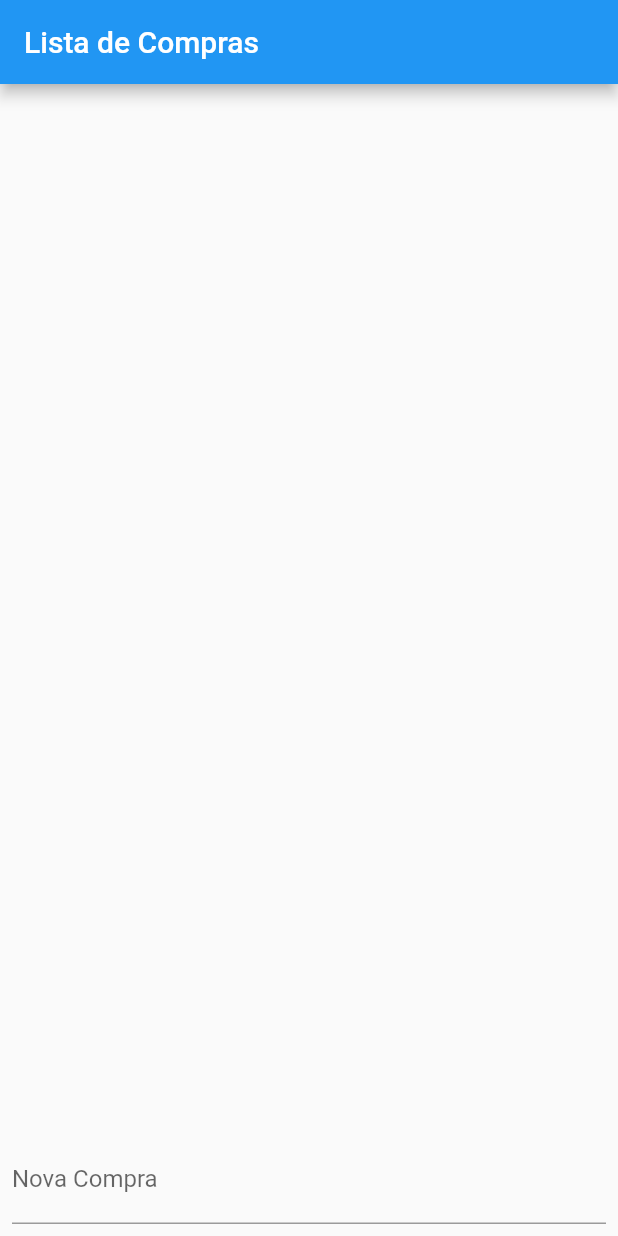
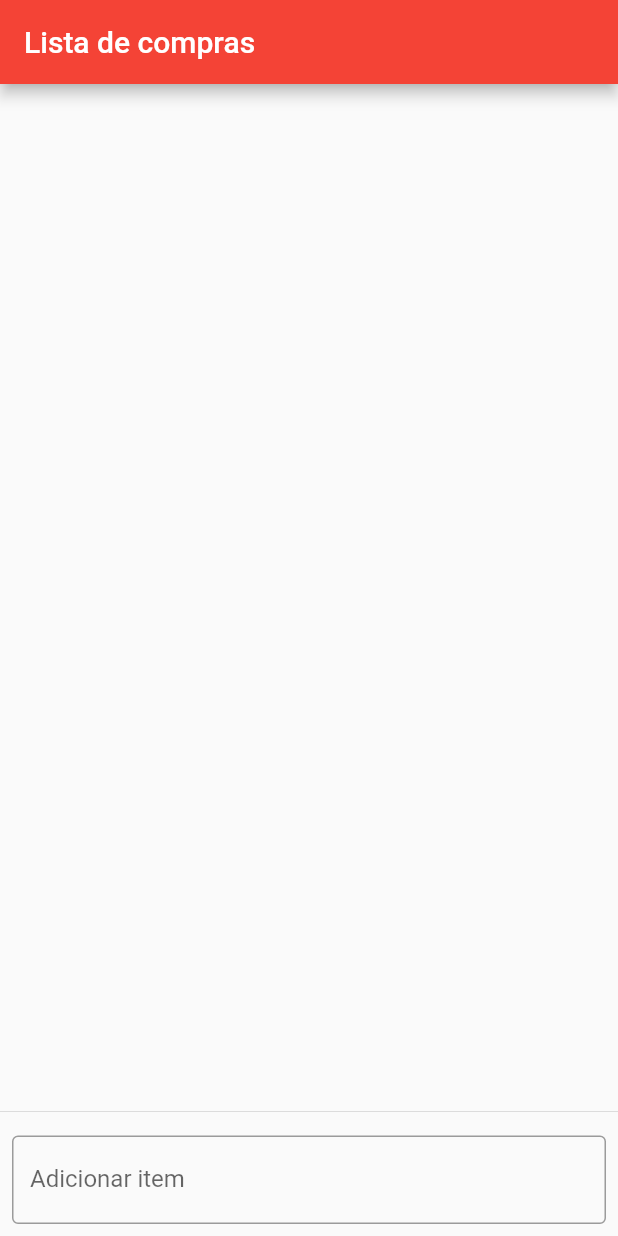
Before and after one commit to DeboraCrist/listadecompras, a Flutter app: the screen it shows after launch, on a phone screen of 412 x 824 dp. Run offline on Flutter 3.47's test engine with Material 2 defaults, Android fonts, the phone set to English and light mode, and no system bars; our stand-ins replace flutter_riverpod.

Commit message:
implementando o riverpod

```diff
--- a/lib/main.dart
+++ b/lib/main.dart
@@ -1,77 +1,126 @@
 import 'package:flutter/material.dart';
+import 'package:flutter_riverpod/flutter_riverpod.dart';
 
-void main() => runApp(const ListaDeCompras());
+void main() {
+  runApp(const ProviderScope(child: MyApp()));
+}
 
-class ListaDeCompras extends StatelessWidget {
-  const ListaDeCompras({Key? key}) : super(key: key);
+class MyApp extends StatelessWidget {
+  const MyApp({Key? key}) : super(key: key);
 
   @override
   Widget build(BuildContext context) {
-    return const MaterialApp(
-      title: 'Lista de Compras',
-      home: ListaDeComprasPage(),
+    return MaterialApp(
+      theme: ThemeData(
+        primarySwatch: Colors.red,
+      ),
+      home: const MyHomePage(),
     );
   }
 }
 
-class ListaDeComprasPage extends StatefulWidget {
-  const ListaDeComprasPage({Key? key}) : super(key: key);
+final listaDeComprasProvider =
+    StateNotifierProvider<ListaDeComprasNotifier, List<String>>((ref) {
+  return ListaDeComprasNotifier();
+});
+
+class ListaDeComprasNotifier extends StateNotifier<List<String>> {
+  ListaDeComprasNotifier() : super([]);
+
+  void adicionarItem(String item) {
+    state = [...state, item];
+  }
+
+  void removerItem(String item) {
+    state = [...state.where((element) => element != item)];
+  }
+
+  void atualizarItem(String item, String novoItem) {
+    final novaLista = <String>[];
+    for (var i = 0; i < state.length; i++) {
+      if (state[i] == item) {
+        novaLista.add(novoItem);
+      } else {
+        novaLista.add(state[i]);
+      }
+    }
+    state = novaLista;
+  }
+}
+
+class MyHomePage extends ConsumerWidget {
+  const MyHomePage({Key? key}) : super(key: key);
 
   @override
-  _ListaDeComprasPageState createState() => _ListaDeComprasPageState();
-}
+  Widget build(BuildContext context, WidgetRef ref) {
+    final listaDeCompras = ref.watch(listaDeComprasProvider);
 
-class _ListaDeComprasPageState extends State<ListaDeComprasPage> {
-  final List<String> _compras = [];
-
-  void _adicionarCompra(String compra) {
-    setState(() {
-      _compras.add(compra);
-    });
-  }
-
-  void _removerCompra(String compra) {
-    setState(() {
-      _compras.remove(compra);
-    });
-  }
-
-  @override
-  Widget build(BuildContext context) {
     return Scaffold(
       appBar: AppBar(
-        title: const Text('Lista de Compras'),
+        title: const Text('Lista de compras'),
       ),
-      body: Column(
+      body: Center(
+        child: Column(
           children: [
             Expanded(
               child: ListView.builder(
-              itemCount: _compras.length,
-              itemBuilder: (context, index) {
-                final compra = _compras[index];
+                itemCount: listaDeCompras.length,
+                itemBuilder: (BuildContext context, int index) {
                   return ListTile(
-                  title: Text(compra),
+                    title: Text(listaDeCompras[index]),
                     trailing: IconButton(
                       icon: const Icon(Icons.delete),
-                    onPressed: () => _removerCompra(compra),
+                      onPressed: () {
+                        ref
+                            .read(listaDeComprasProvider.notifier)
+                            .removerItem(listaDeCompras[index]);
+                      },
                     ),
+                    onLongPress: () async {
+                      final novoItem = await showDialog<String>(
+                        context: context,
+                        builder: (BuildContext context) {
+                          return AlertDialog(
+                            title: const Text('Editar item'),
+                            content: TextField(
+                              autofocus: true,
+                              decoration: const InputDecoration(
+                                  labelText: 'Novo nome do item'),
+                              onSubmitted: (String value) {
+                                Navigator.of(context).pop(value);
+                              },
+                            ),
+                          );
+                        },
+                      );
+                      if (novoItem != null) {
+                        ref
+                            .read(listaDeComprasProvider.notifier)
+                            .atualizarItem(listaDeCompras[index], novoItem);
+                      }
+                    },
                   );
                 },
               ),
             ),
+            const Divider(),
             Padding(
               padding: const EdgeInsets.all(8.0),
               child: TextField(
+                onSubmitted: (String value) {
+                  ref
+                      .read(listaDeComprasProvider.notifier)
+                      .adicionarItem(value);
+                },
                 decoration: const InputDecoration(
-                labelText: 'Nova Compra',
+                  border: OutlineInputBorder(),
+                  labelText: 'Adicionar item',
                 ),
-              onSubmitted: (compra) {
-                _adicionarCompra(compra);
-              },
               ),
             ),
           ],
         ),
+      ),
     );
   }
 }
```
Also changed, not shown: 1 other file. Lines whose indentation alone changed are shown as unchanged.
